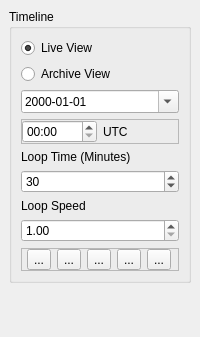
Before: the Qt Designer form scwx-qt/source/scwx/qt/ui/animation_dock_widget.ui in dpaulat/supercell-wx, drawn with Qt 5.
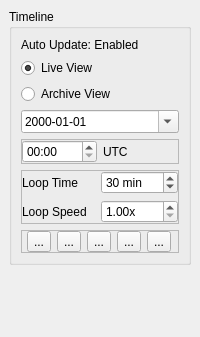
After: the same form once the commit is applied. Icons and pictures are not drawn.

Commit message: Enable/disable auto update of radar data based on timeline selection

Patch:
```diff
--- a/scwx-qt/source/scwx/qt/ui/animation_dock_widget.ui
+++ b/scwx-qt/source/scwx/qt/ui/animation_dock_widget.ui
@@ -21,6 +21,13 @@
        <string>Timeline</string>
       </property>
       <layout class="QVBoxLayout" name="verticalLayout_6">
+       <item>
+        <widget class="QLabel" name="autoUpdateLabel">
+         <property name="text">
+          <string>Auto Update: Enabled</string>
+         </property>
+        </widget>
+       </item>
        <item>
         <widget class="QRadioButton" name="liveViewRadioButton">
          <property name="text">
@@ -103,17 +110,41 @@
         </widget>
        </item>
        <item>
+        <widget class="QFrame" name="frame_3">
+         <property name="frameShape">
+          <enum>QFrame::StyledPanel</enum>
+         </property>
+         <property name="frameShadow">
+          <enum>QFrame::Raised</enum>
+         </property>
+         <layout class="QGridLayout" name="gridLayout">
+          <property name="leftMargin">
+           <number>0</number>
+          </property>
+          <property name="topMargin">
+           <number>0</number>
+          </property>
+          <property name="rightMargin">
+           <number>0</number>
+          </property>
+          <property name="bottomMargin">
+           <number>0</number>
+          </property>
+          <item row="0" column="0">
         <widget class="QLabel" name="loopTimeLabel">
          <property name="text">
-          <string>Loop Time (Minutes)</string>
+             <string>Loop Time</string>
          </property>
         </widget>
        </item>
-       <item>
+          <item row="0" column="1">
         <widget class="QSpinBox" name="loopTimeSpinBox">
          <property name="correctionMode">
           <enum>QAbstractSpinBox::CorrectToNearestValue</enum>
          </property>
+            <property name="suffix">
+             <string> min</string>
+            </property>
          <property name="minimum">
           <number>1</number>
          </property>
@@ -125,24 +156,30 @@
          </property>
         </widget>
        </item>
-       <item>
+          <item row="1" column="0">
         <widget class="QLabel" name="loopSpeedLabel">
          <property name="text">
           <string>Loop Speed</string>
          </property>
         </widget>
        </item>
-       <item>
+          <item row="1" column="1">
         <widget class="QDoubleSpinBox" name="loopSpeedSpinBox">
          <property name="correctionMode">
           <enum>QAbstractSpinBox::CorrectToNearestValue</enum>
          </property>
+            <property name="suffix">
+             <string>x</string>
+            </property>
          <property name="minimum">
           <double>1.000000000000000</double>
          </property>
          <property name="value">
           <double>1.000000000000000</double>
          </property>
+           </widget>
+          </item>
+         </layout>
         </widget>
        </item>
        <item>
```
Lines whose indentation alone changed are shown as unchanged. The commit also changes 7 other files.
